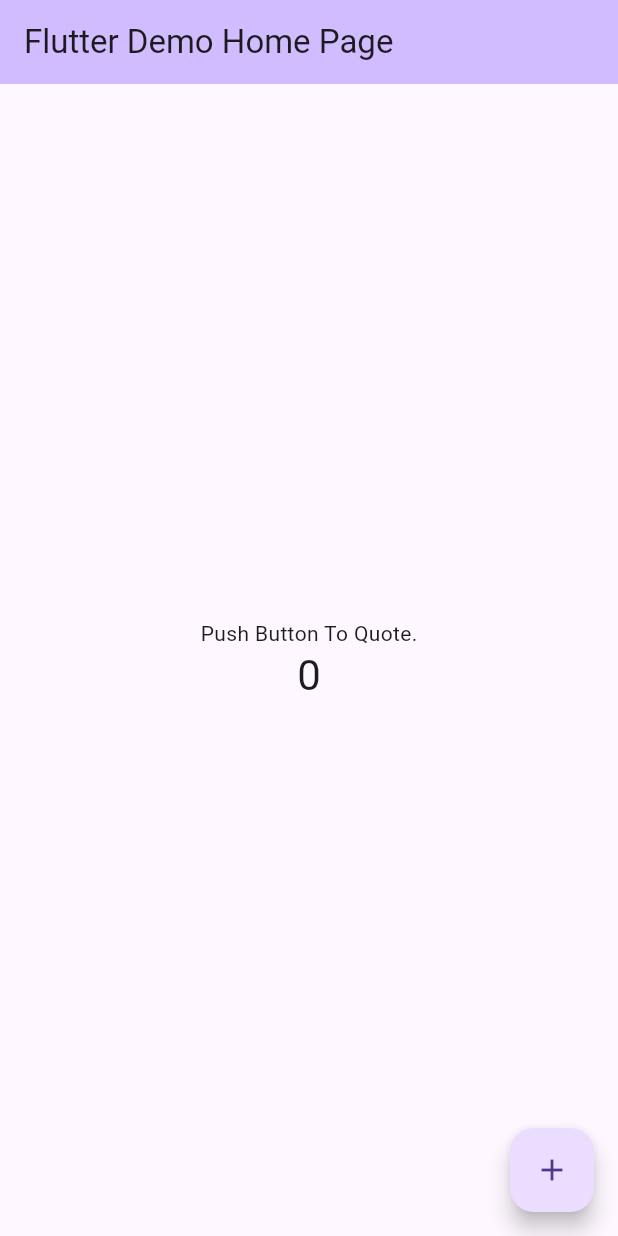
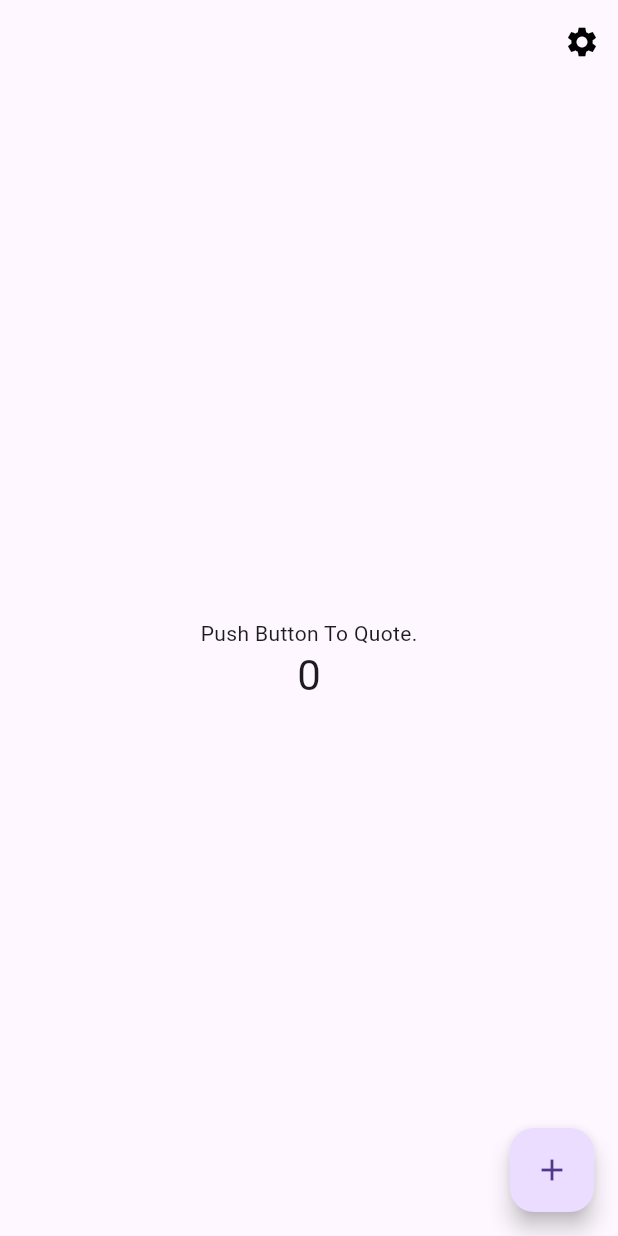
Before and after one commit to 4rNe5/quote_app, a Flutter app: the MainPage screen opened directly, on a phone screen of 412 x 824 dp. Run offline on Flutter 3.47's test engine with Material 3 defaults, Android fonts, the phone set to English and light mode, and no system bars; our stand-ins replace flutter_local_notifications, timezone.

Commit message:
CONNECT :: SplashScreen

```diff
--- a/lib/Screen/MainPage.dart
+++ b/lib/Screen/MainPage.dart
@@ -1,5 +1,7 @@
 import 'package:flutter/material.dart';
 import 'package:quote_app/logic/GetQuoteData.dart';
+import 'package:quote_app/component/AppBar.dart';
+import 'package:quote_app/Screen/SettingScreen.dart';
 
 class MainPage extends StatefulWidget {
   const MainPage({super.key, required this.title});
@@ -22,10 +24,21 @@ class _MyHomePageState extends State<MainPage> {
   @override
   Widget build(BuildContext context) {
     return Scaffold(
-      appBar: AppBar(
-        backgroundColor: Theme.of(context).colorScheme.inversePrimary,
-        title: Text(widget.title),
-      ),
+      appBar: CustomAppBar(
+      title: "",
+      actions: [
+        IconButton(
+          onPressed: () {
+            Navigator.push(
+              context,
+              MaterialPageRoute(builder: (context) => const SettingsView()),
+            );
+          },
+          icon: const Icon(Icons.settings),
+          color: Colors.black,
+        ),
+      ],
+    ),
       body: Center(
         child: Column(
           mainAxisAlignment: MainAxisAlignment.center,
--- a/lib/Screen/SplashScreen.dart
+++ b/lib/Screen/SplashScreen.dart
@@ -1,6 +1,6 @@
 import 'dart:async';
 import 'package:flutter/material.dart';
-import '../main.dart';
+import 'package:quote_app/Screen/MainPage.dart';
 
 class SplashScreen extends StatefulWidget {
   @override
@@ -16,7 +16,7 @@ class _SplashScreenState extends State<SplashScreen> {
       Navigator.pushReplacement(
         context,
         MaterialPageRoute(
-            builder: (context) => MyHomePage(title: 'Flutter Demo Home Page')),
+            builder: (context) => MainPage(title: 'Quote - Splasharr')),
       );
     });
   }
--- a/lib/main.dart
+++ b/lib/main.dart
@@ -2,11 +2,12 @@ import 'package:flutter/material.dart';
 import 'package:quote_app/component/AppBar.dart';
 import 'Screen/SettingScreen.dart';
 import 'package:quote_app/logic/GetQuoteData.dart';
+import 'package:quote_app/Screen/SplashScreen.dart';
 import 'package:quote_app/Screen/MainPage.dart';
 
 void main() {
   runApp(const MaterialApp(
-    home: AppView(),
+    home: MyApp(),
   ));
 }
 
@@ -21,7 +22,7 @@ class MyApp extends StatelessWidget {
         colorScheme: ColorScheme.fromSeed(seedColor: Colors.deepPurple),
         useMaterial3: true,
       ),
-      home: const MainPage(title: 'Flutter Demo Home Page'),
+      home: SplashScreen(),
     );
   }
 }
```
Also changed, not shown: lib/component/MainAppBar.dart (added).
